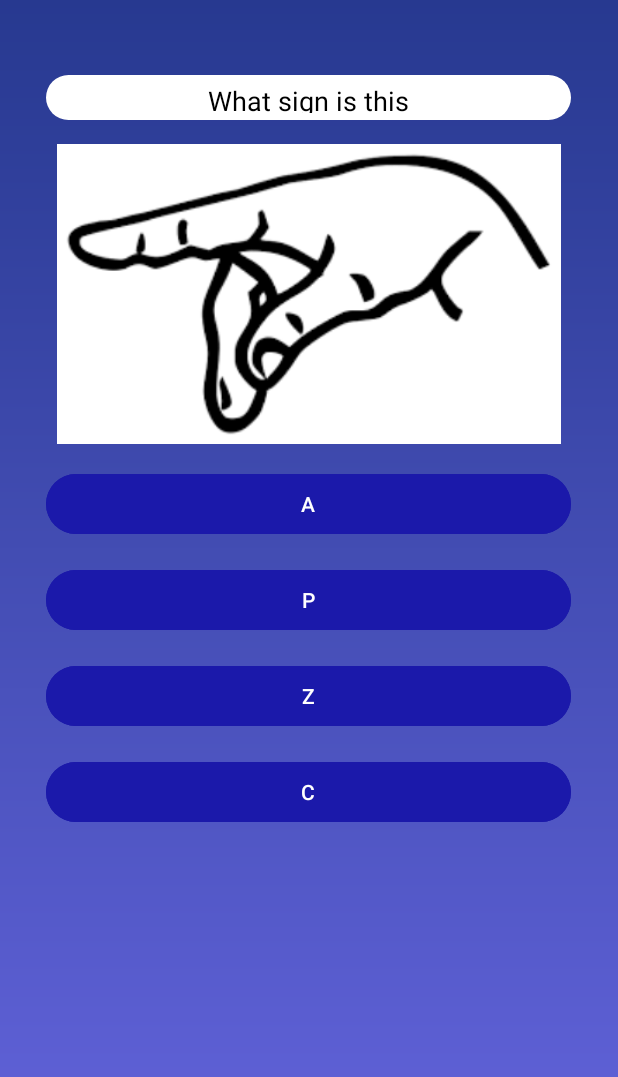
After one commit to w-augustin/Signify, an Android app built with Jetpack Compose: the selecting_game screen opened directly, with no data from a screen before it, on a phone screen of 412 x 824 dp. The commit adds this screen. Shown: the top 1077 px of the screen. Run offline under Robolectric (Android 15) with nearby library versions, the phone set to English and light mode, and no system bars.

Commit message:
updated selection activity and worked on any errors occuring also fixing any merge conflicts along with update application with dev

```diff
--- /dev/null
+++ b/app/src/main/java/com/example/signifybasic/selecting_game.kt
@@ -0,0 +1,20 @@
+package com.example.signifybasic
+
+import android.os.Bundle
+import androidx.activity.enableEdgeToEdge
+import androidx.appcompat.app.AppCompatActivity
+import androidx.core.view.ViewCompat
+import androidx.core.view.WindowInsetsCompat
+
+class selecting_game : AppCompatActivity() {
+    override fun onCreate(savedInstanceState: Bundle?) {
+        super.onCreate(savedInstanceState)
+        enableEdgeToEdge()
+        setContentView(R.layout.activity_selecting_game)
+        ViewCompat.setOnApplyWindowInsetsListener(findViewById(R.id.main)) { v, insets ->
+            val systemBars = insets.getInsets(WindowInsetsCompat.Type.systemBars())
+            v.setPadding(systemBars.left, systemBars.top, systemBars.right, systemBars.bottom)
+            insets
+        }
+    }
+}
--- a/app/src/main/res/layout/activity_achievements.xml
+++ b/app/src/main/res/layout/activity_achievements.xml
@@ -5,7 +5,7 @@
     android:id="@+id/main"
     android:layout_width="match_parent"
     android:layout_height="match_parent"
-    tools:context=".Test_knowledge">
+    tools:context=".features.tabs.AchievementsPage">
 
     <View
         android:layout_width="match_parent"
--- a/app/src/main/res/layout/activity_activity_center.xml
+++ b/app/src/main/res/layout/activity_activity_center.xml
@@ -5,7 +5,7 @@
     android:id="@+id/main"
     android:layout_width="match_parent"
     android:layout_height="match_parent"
-    tools:context=".Test_knowledge">
+    tools:context=".features.activitycenter.ActivityCenter">
 
     <View
         android:layout_width="match_parent"
--- a/app/src/main/res/layout/activity_selection_game.xml
+++ b/app/src/main/res/layout/activity_selecting_game.xml
@@ -1,12 +1,12 @@
 <?xml version="1.0" encoding="utf-8"?>
 <RelativeLayout xmlns:android="http://schemas.android.com/apk/res/android"
     xmlns:app="http://schemas.android.com/apk/res-auto"
-    android:id="@+id/container"
+    xmlns:tools="http://schemas.android.com/tools"
+    android:id="@+id/main"
     android:layout_width="match_parent"
     android:layout_height="match_parent"
-    android:background="@drawable/login_background">
-
-
+    android:background="@drawable/login_background"
+    tools:context=".selecting_game">
 
     <RelativeLayout
         xmlns:android="http://schemas.android.com/apk/res/android"
@@ -79,6 +79,4 @@
 
 
     </RelativeLayout>
-
-
 </RelativeLayout>
```
Also changed, not shown: app/src/main/AndroidManifest.xml (+3 -4 lines), app/src/main/java/com/example/signifybasic/selection_game.kt (deleted, +0 -35 lines).
